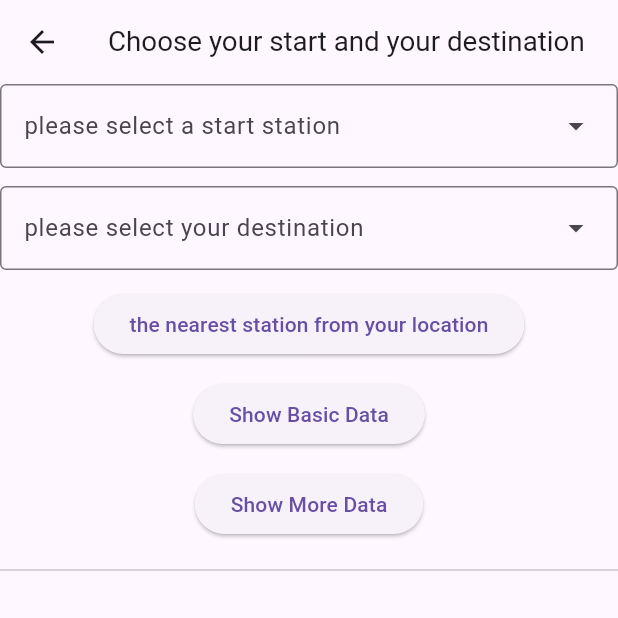
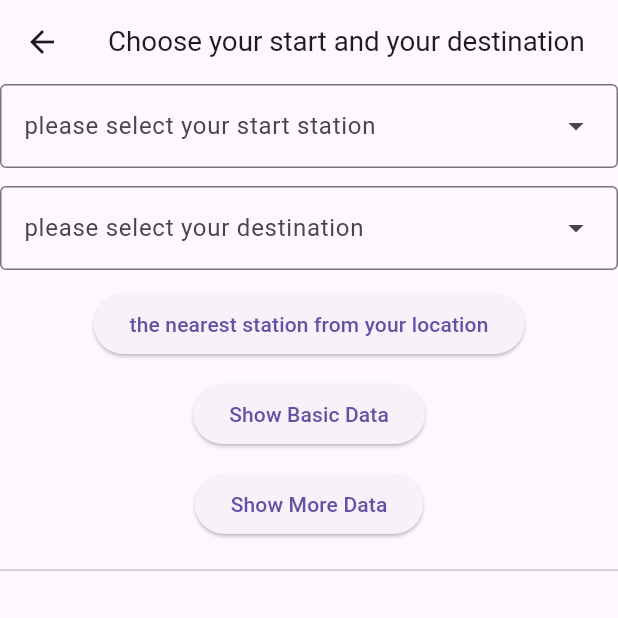
Before and after one commit to Amrwael10/metro_project, a Flutter app: the MetroLinePage screen opened by its route, on a phone screen of 412 x 824 dp, the top half of it. Run offline on Flutter 3.47's test engine with Material 3 defaults, Android fonts, the light colour scheme and no system bars; our stand-ins replace dartx, flutter_screenutil, geocoding, geolocator, get.

```diff
--- a/lib/metro_project/screens/MetroLinePage.dart
+++ b/lib/metro_project/screens/MetroLinePage.dart
@@ -115,7 +115,7 @@ class _MetroLinePageState extends State<MetroLinePage> {
                   enable1.value = a.isNotNullOrEmpty;
                 },
                 controller: startController,
-                hintText: 'please select a start station',
+                hintText: 'please select your start station',
                 width: double.infinity,
                 enableSearch: true,
                 enableFilter: true,
```
